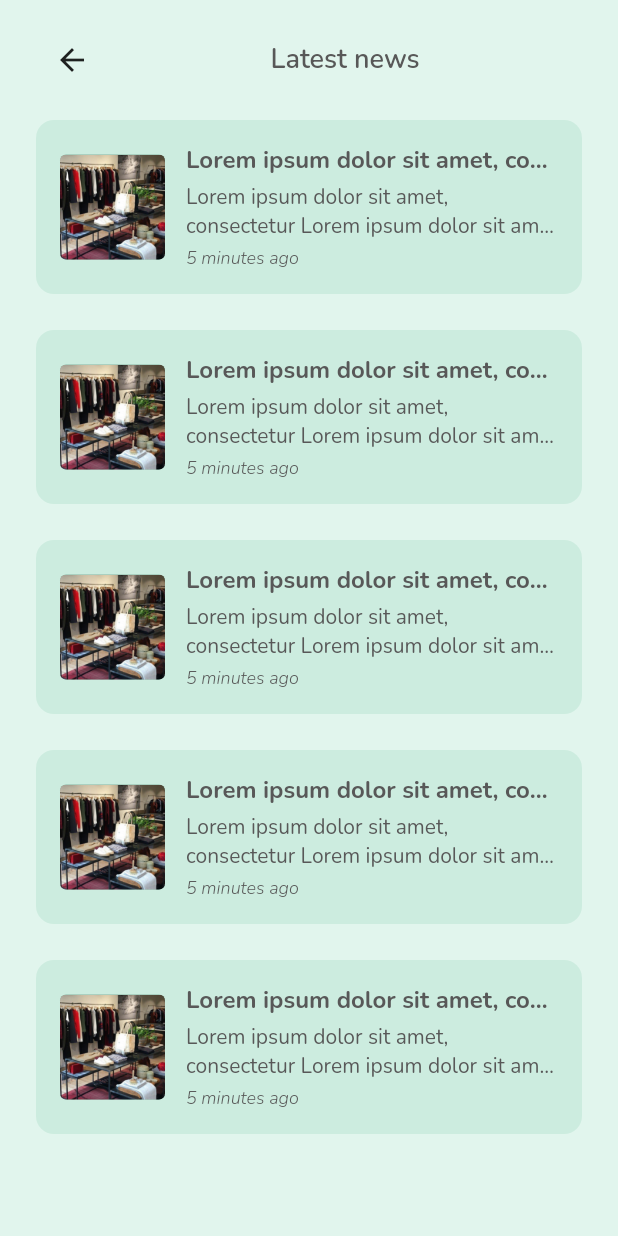
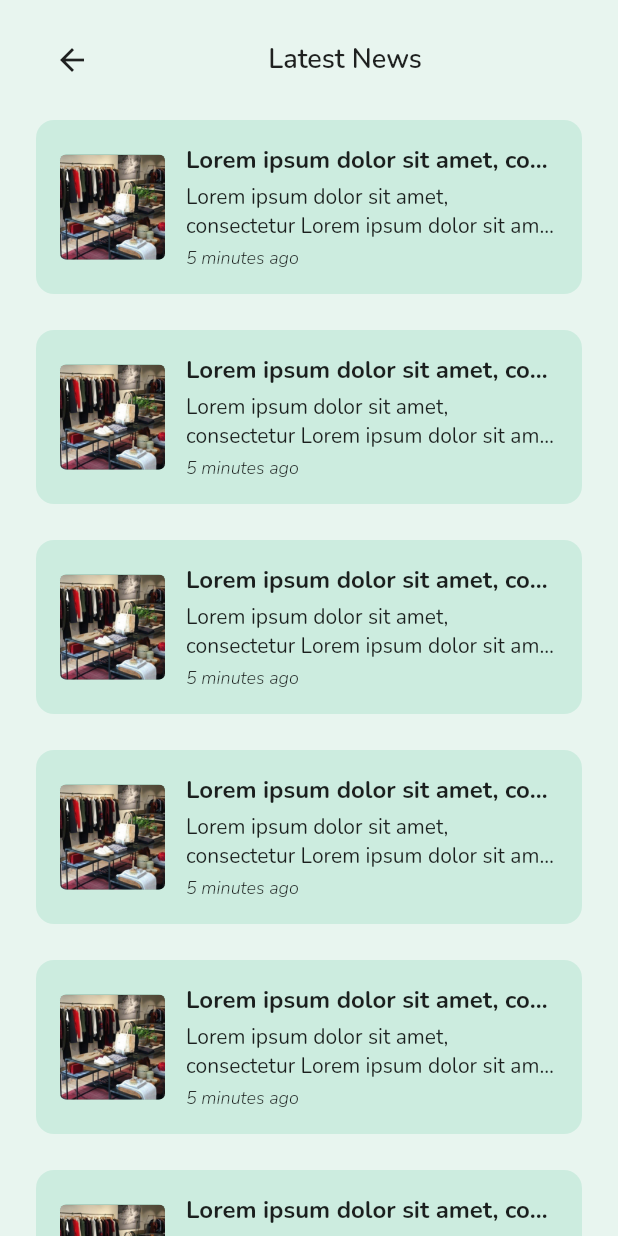
Before and after one commit to camphan12993/store_reponsive_dashboard, a Flutter app: the screen it shows after launch, after a tap on the "article" icon, on a phone screen of 412 x 824 dp. Run offline on Flutter 3.47's test engine with Material 2 defaults, Android fonts, the phone set to English and light mode, and no system bars; our stand-ins replace fl_chart.

Commit message:
update hover status card

```diff
--- a/lib/components/news_list.dart
+++ b/lib/components/news_list.dart
@@ -1,8 +1,33 @@
 import 'package:flutter/material.dart';
+import 'package:store_responsive_dashboard/constaints.dart';
 import 'package:store_responsive_dashboard/model.dart';
 import 'package:store_responsive_dashboard/widgets/news_item.dart';
 
 final news = <News>[
+  News(
+    '5 minutes ago',
+    'Lorem ipsum dolor sit amet, consectetur',
+    'assets/imgs/shop.jpeg',
+    'Lorem ipsum dolor sit amet, consectetur Lorem ipsum dolor sit amet, consectetur Lorem ipsum dolor sit amet, consectetur',
+  ),
+  News(
+    '5 minutes ago',
+    'Lorem ipsum dolor sit amet, consectetur',
+    'assets/imgs/shop.jpeg',
+    'Lorem ipsum dolor sit amet, consectetur Lorem ipsum dolor sit amet, consectetur Lorem ipsum dolor sit amet, consectetur',
+  ),
+  News(
+    '5 minutes ago',
+    'Lorem ipsum dolor sit amet, consectetur',
+    'assets/imgs/shop.jpeg',
+    'Lorem ipsum dolor sit amet, consectetur Lorem ipsum dolor sit amet, consectetur Lorem ipsum dolor sit amet, consectetur',
+  ),
+  News(
+    '5 minutes ago',
+    'Lorem ipsum dolor sit amet, consectetur',
+    'assets/imgs/shop.jpeg',
+    'Lorem ipsum dolor sit amet, consectetur Lorem ipsum dolor sit amet, consectetur Lorem ipsum dolor sit amet, consectetur',
+  ),
   News(
     '5 minutes ago',
     'Lorem ipsum dolor sit amet, consectetur',
@@ -42,13 +67,12 @@ class NewsList extends StatelessWidget {
   @override
   Widget build(BuildContext context) {
     return Container(
-      constraints: BoxConstraints.expand(),
-      color: Color(0xffE1F5ED),
-      padding: EdgeInsets.symmetric(horizontal: 24),
+      color: primaryLight.withAlpha(100),
+      padding: EdgeInsets.symmetric(horizontal: componentPadding),
       child: Column(
         children: [
           Container(
-            height: 80,
+            height: topBarHeight,
             child: Row(
               children: [
                 this.showDesktop
@@ -64,7 +88,7 @@ class NewsList extends StatelessWidget {
                 Expanded(
                     child: Center(
                   child: Text(
-                    'Latest news',
+                    'Latest News',
                     style: TextStyle(fontSize: 18, fontWeight: FontWeight.w600),
                   ),
                 ))
@@ -74,7 +98,6 @@ class NewsList extends StatelessWidget {
           Expanded(
             child: SingleChildScrollView(
               child: Column(
-                mainAxisSize: MainAxisSize.min,
                 children: news.map((e) => NewsItem(e)).toList(),
               ),
             ),
--- a/lib/components/order_table.dart
+++ b/lib/components/order_table.dart
@@ -9,7 +9,7 @@ final orders = <Order>[
       Icons.dry_cleaning_outlined, 'Black T-shirt', 'Delivered', '12/09/2021'),
   Order(
       Icons.beach_access_outlined, 'Black T-shirt', 'Delivered', '12/09/2021'),
-  Order(Icons.ac_unit, 'Black T-shirt', 'Delivered', '12/09/2021'),
+  Order(Icons.checkroom_outlined, 'Black T-shirt', 'Delivered', '12/09/2021'),
 ];
 
 final columnNames = ['', 'Time', ''];
--- a/lib/components/status_list.dart
+++ b/lib/components/status_list.dart
@@ -6,9 +6,9 @@ import 'package:store_responsive_dashboard/widgets/status_card.dart';
 import '../constaints.dart';
 
 final List<BussinessStatus> statusList = [
-  BussinessStatus('Total Sales', '1123456 \$', Icons.show_chart_outlined, true),
+  BussinessStatus('Total Sales', '1123456 \$', Icons.show_chart_outlined),
   BussinessStatus('Total Profit', '11234 \$', Icons.attach_money_outlined),
-  BussinessStatus('Orders', '1236', Icons.show_chart_outlined),
+  BussinessStatus('Orders', '1236', Icons.shopping_cart_outlined),
   BussinessStatus('Customers', '11234', Icons.people_outline_outlined),
 ];
 
--- a/lib/constaints.dart
+++ b/lib/constaints.dart
@@ -1,4 +1,4 @@
-import 'package:flutter/cupertino.dart';
+import 'package:flutter/material.dart';
 
 const textColor = Color(0xff585858);
 const primary = Color(0xff89B5A2);
@@ -15,6 +15,6 @@ const double screenXxl = 1400;
 // component
 const double newsPageWidth = 400;
 const double topBarHeight = 80;
-const double sideBarDesktopWidth = 180;
+const double sideBarDesktopWidth = 220;
 const double sideBarMobileWidth = 70;
 const double componentPadding = 24.0;
--- a/lib/layout/main_layout.dart
+++ b/lib/layout/main_layout.dart
@@ -7,7 +7,7 @@ import '../constaints.dart';
 
 class MainLayout extends StatelessWidget {
   final Widget child;
-  const MainLayout({Key? key, required this.child}) : super(key: key);
+  MainLayout({Key? key, required this.child}) : super(key: key);
 
   @override
   Widget build(BuildContext context) {
--- a/lib/layout/sidebar.dart
+++ b/lib/layout/sidebar.dart
@@ -19,7 +19,7 @@ class SideBar extends StatelessWidget {
     final Size _size = MediaQuery.of(context).size;
     final bool _isDesktop = _size.width >= screenLg;
     return Container(
-      decoration: BoxDecoration(color: Theme.of(context).primaryColor),
+      decoration: BoxDecoration(color: primary),
       width: _isDesktop ? sideBarDesktopWidth : sideBarMobileWidth,
       padding:
           EdgeInsets.symmetric(vertical: 24, horizontal: _isDesktop ? 24 : 12),
--- a/lib/layout/topbar.dart
+++ b/lib/layout/topbar.dart
@@ -22,7 +22,7 @@ class TopBar extends StatelessWidget {
                   padding: const EdgeInsets.only(bottom: 8),
                   child: Text(
                     'Dashboard',
-                    style: Theme.of(context).textTheme.headline1,
+                    style: TextStyle(fontSize: 24, fontWeight: FontWeight.w600),
                   ),
                 ),
                 Positioned(
--- a/lib/main.dart
+++ b/lib/main.dart
@@ -11,16 +11,14 @@ class MyApp extends StatelessWidget {
   @override
   Widget build(BuildContext context) {
     return MaterialApp(
-      title: 'Flutter Demo',
+      title: 'Store Dashboard',
       theme: ThemeData(
         fontFamily: 'Nunito',
         primaryColor: primary,
-        textTheme: TextTheme(
-                headline1: TextStyle(fontSize: 24, fontWeight: FontWeight.w500),
-                bodyText2: TextStyle())
-            .apply(bodyColor: textColor),
+        textTheme: TextTheme().apply(bodyColor: textColor),
       ),
       home: Dashboard(),
+      debugShowCheckedModeBanner: false,
     );
   }
 }
--- a/lib/model.dart
+++ b/lib/model.dart
@@ -28,7 +28,6 @@ class BussinessStatus {
   final String name;
   final String value;
   final IconData icon;
-  final bool isSelected;
 
-  BussinessStatus(this.name, this.value, this.icon, [this.isSelected = false]);
+  BussinessStatus(this.name, this.value, this.icon);
 }
--- a/lib/pages/dashboard.dart
+++ b/lib/pages/dashboard.dart
@@ -15,9 +15,6 @@ class Dashboard extends StatelessWidget {
       crossAxisAlignment: CrossAxisAlignment.stretch,
       children: [
         StatusList(),
-        SizedBox(
-          height: componentPadding,
-        ),
         Charts(),
         SizedBox(
           height: componentPadding,
--- a/lib/widgets/status_card.dart
+++ b/lib/widgets/status_card.dart
@@ -1,14 +1,32 @@
 import 'package:flutter/material.dart';
+import 'package:store_responsive_dashboard/constaints.dart';
 import 'package:store_responsive_dashboard/model.dart';
 
-class StatusCard extends StatelessWidget {
+class StatusCard extends StatefulWidget {
   final BussinessStatus data;
 
   const StatusCard(this.data);
 
   @override
+  _StatusCardState createState() => _StatusCardState();
+}
+
+class _StatusCardState extends State<StatusCard> {
+  bool _isHover = false;
+  @override
   Widget build(BuildContext context) {
-    return Container(
+    return MouseRegion(
+      onEnter: (e) {
+        this.setState(() {
+          this._isHover = true;
+        });
+      },
+      onExit: (e) {
+        this.setState(() {
+          this._isHover = false;
+        });
+      },
+      child: Container(
         // height: 200,
         decoration: BoxDecoration(
             boxShadow: [
@@ -19,9 +37,7 @@ class StatusCard extends StatelessWidget {
                   offset: Offset(0, -2))
             ],
             borderRadius: BorderRadius.circular(16),
-          color: this.data.isSelected
-              ? Theme.of(context).primaryColor
-              : Colors.white),
+            color: _isHover ? primary : Colors.white),
         child: Padding(
           padding: const EdgeInsets.all(16.0),
           child: Column(
@@ -30,16 +46,12 @@ class StatusCard extends StatelessWidget {
             children: [
               Container(
                 child: Icon(
-                this.data.icon,
-                color: this.data.isSelected
-                    ? Theme.of(context).primaryColor
-                    : Colors.white,
+                  this.widget.data.icon,
+                  color: _isHover ? primary : Colors.white,
                 ),
                 decoration: BoxDecoration(
                   borderRadius: BorderRadius.circular(50),
-                color: this.data.isSelected
-                    ? Colors.white
-                    : Theme.of(context).primaryColor,
+                  color: _isHover ? Colors.white : primary,
                 ),
                 width: 56,
                 height: 56,
@@ -48,27 +60,24 @@ class StatusCard extends StatelessWidget {
                 height: 6,
               ),
               Text(
-              this.data.value.toString(),
+                this.widget.data.value.toString(),
                 style: TextStyle(
                     fontSize: 16,
                     fontWeight: FontWeight.bold,
-                  color: this.data.isSelected
-                      ? Colors.white
-                      : Theme.of(context).primaryColor),
+                    color: _isHover ? Colors.white : primary),
               ),
               SizedBox(
                 height: 4,
               ),
               Text(
-              this.data.name,
+                this.widget.data.name,
                 style: TextStyle(
                     fontSize: 14,
                     fontWeight: FontWeight.w400,
-                  color: this.data.isSelected
-                      ? Colors.white
-                      : Theme.of(context).primaryColor),
+                    color: _isHover ? Colors.white : primary),
               )
             ],
+          ),
         ),
       ),
     );
```
Also changed, not shown: 1 other file. Lines whose indentation alone changed are shown as unchanged.
